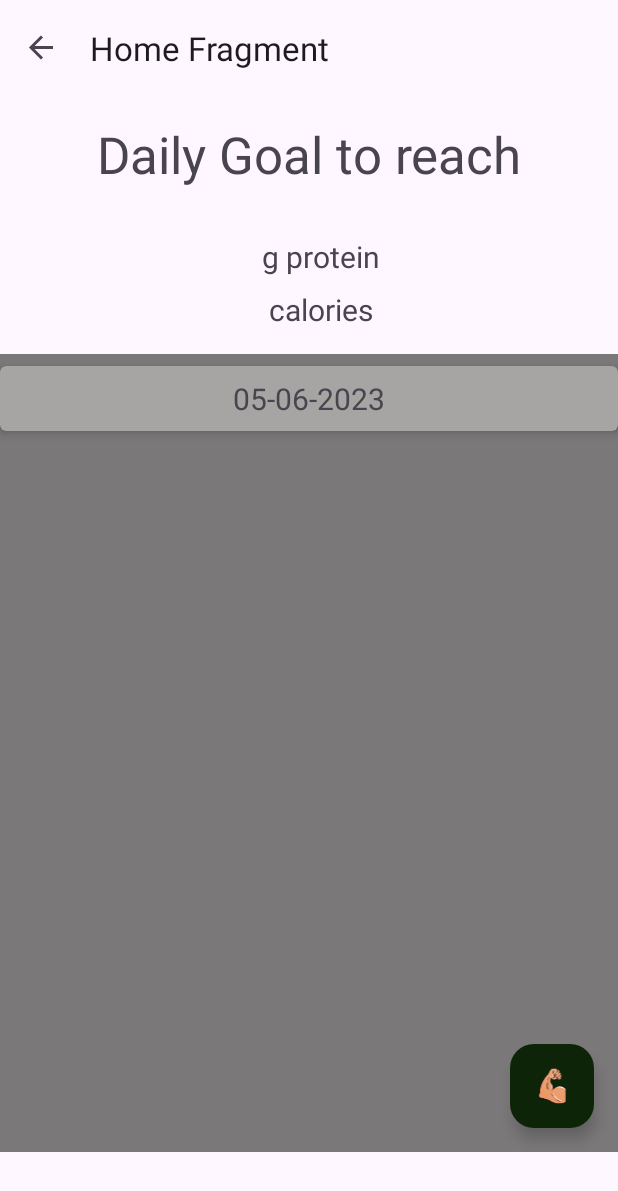
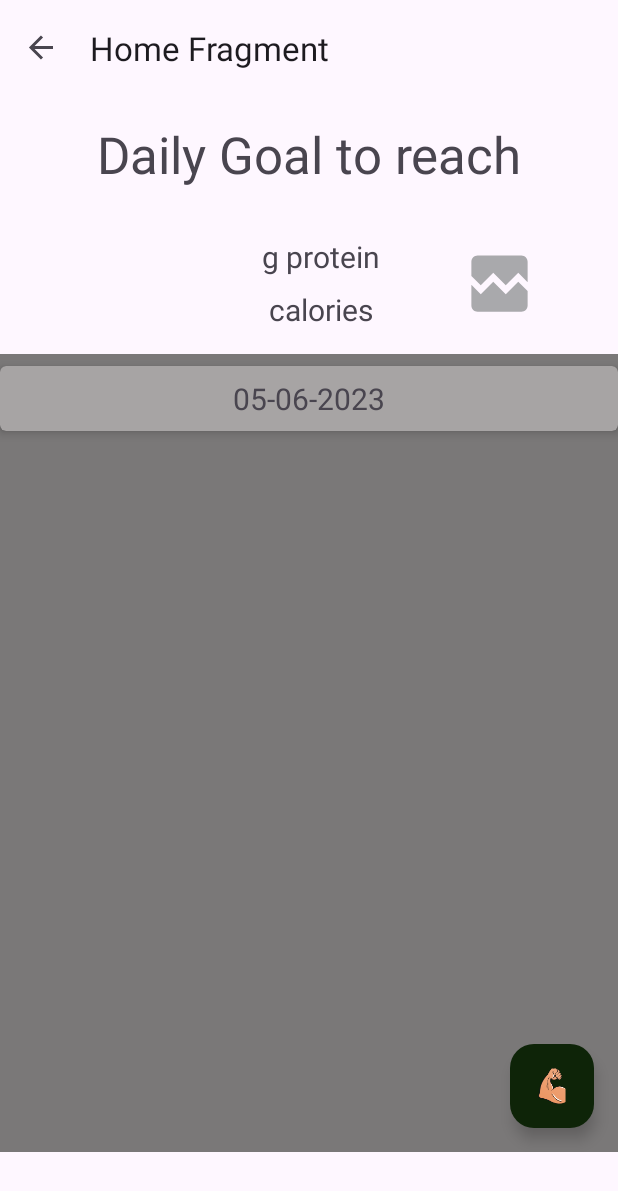
Before and after one commit to ThaneBuhanan/CalorieCounter, an Android app: the HomeFragment screen opened through its navigation route, on a phone screen of 412 x 824 dp. Shown: the top 1191 px of the screen. Run offline under Robolectric (Android 15) with nearby library versions, the phone set to English and light mode, and no system bars; our stand-ins replace Room's generated code, data binding, navigation-ui; pictures from the network do not load; 4 statements that could not run were skipped.

Commit message:
Bitmap image loading added.

```diff
--- a/app/build.gradle
+++ b/app/build.gradle
@@ -61,6 +61,8 @@ dependencies {
 
     implementation "com.google.dagger:dagger:2.40"
 
+    implementation 'com.github.bumptech.glide:glide:4.15.1'
+
     kapt "com.google.dagger:dagger-compiler:2.40"
 
     //Navigation dependencies
--- a/app/src/main/java/com/thanebuhanan/caloriecounter/ui/BindingAdapters.kt
+++ b/app/src/main/java/com/thanebuhanan/caloriecounter/ui/BindingAdapters.kt
@@ -1,9 +1,14 @@
 package com.thanebuhanan.caloriecounter.ui
 
 import android.widget.EditText
+import android.widget.ImageView
 import android.widget.TextView
+import androidx.core.net.toUri
 import androidx.databinding.BindingAdapter
 import androidx.databinding.InverseBindingAdapter
+import com.bumptech.glide.Glide
+import com.bumptech.glide.request.RequestOptions
+import com.thanebuhanan.caloriecounter.R
 
 @BindingAdapter("android:text")
 fun bindIntegerInText(tv: EditText, value: Int) {
@@ -19,3 +24,17 @@ fun getIntegerFromBinding(view: TextView): Int {
     }
     return str.toInt()
 }
+
+@BindingAdapter("imageUrl")
+fun bindImage(imgView: ImageView, imgUrl: String?) {
+    imgUrl?.let {
+        val imgUri = it.toUri().buildUpon().scheme("https").build()
+        Glide.with(imgView.context)
+            .load(imgUri)
+            .apply(
+                RequestOptions()
+                .placeholder(R.drawable.loading_animation)
+                .error(R.drawable.ic_broken_image))
+            .into(imgView)
+    }
+}
--- a/app/src/main/java/com/thanebuhanan/caloriecounter/ui/home/HomeViewModel.kt
+++ b/app/src/main/java/com/thanebuhanan/caloriecounter/ui/home/HomeViewModel.kt
@@ -18,6 +18,7 @@ class HomeViewModel @Inject constructor(private val nutritionDAO: NutritionDao)
     val goalProtein = MutableLiveData<Int>()
     val days = MutableLiveData<List<DayDTO>>()
     val goToDayScreen = MutableLiveData<String?>()
+    val staticUrl = MutableLiveData<String>("https://static.vecteezy.com/system/resources/thumbnails/000/539/724/small/dumbbell_2__28b_w_29.jpg")
 
     init {
         viewModelScope.launch {
--- /dev/null
+++ b/app/src/main/res/drawable/ic_broken_image.xml
@@ -0,0 +1,27 @@
+<!--
+  ~ Copyright 2018, The Android Open Source Project
+  ~
+  ~ Licensed under the Apache License, Version 2.0 (the "License");
+  ~ you may not use this file except in compliance with the License.
+  ~ You may obtain a copy of the License at
+  ~
+  ~     http://www.apache.org/licenses/LICENSE-2.0
+  ~
+  ~ Unless required by applicable law or agreed to in writing, software
+  ~ distributed under the License is distributed on an "AS IS" BASIS,
+  ~ WITHOUT WARRANTIES OR CONDITIONS OF ANY KIND, either express or implied.
+  ~ See the License for the specific language governing permissions and
+  ~ limitations under the License.
+  ~
+  -->
+
+<vector xmlns:android="http://schemas.android.com/apk/res/android"
+    android:width="24dp"
+    android:height="24dp"
+    android:tint="#A9A9AC"
+    android:viewportWidth="24.0"
+    android:viewportHeight="24.0">
+    <path
+        android:fillColor="#FF000000"
+        android:pathData="M21,5v6.59l-3,-3.01 -4,4.01 -4,-4 -4,4 -3,-3.01L3,5c0,-1.1 0.9,-2 2,-2h14c1.1,0 2,0.9 2,2zM18,11.42l3,3.01L21,19c0,1.1 -0.9,2 -2,2L5,21c-1.1,0 -2,-0.9 -2,-2v-6.58l3,2.99 4,-4 4,4 4,-3.99z" />
+</vector>
--- /dev/null
+++ b/app/src/main/res/drawable/loading_animation.xml
@@ -0,0 +1,23 @@
+<?xml version="1.0" encoding="utf-8"?>
+
+<!--
+  ~ Copyright 2018, The Android Open Source Project
+  ~
+  ~ Licensed under the Apache License, Version 2.0 (the "License");
+  ~ you may not use this file except in compliance with the License.
+  ~ You may obtain a copy of the License at
+  ~
+  ~     http://www.apache.org/licenses/LICENSE-2.0
+  ~
+  ~ Unless required by applicable law or agreed to in writing, software
+  ~ distributed under the License is distributed on an "AS IS" BASIS,
+  ~ WITHOUT WARRANTIES OR CONDITIONS OF ANY KIND, either express or implied.
+  ~ See the License for the specific language governing permissions and
+  ~ limitations under the License.
+  ~
+  -->
+
+<animated-rotate xmlns:android="http://schemas.android.com/apk/res/android"
+    android:drawable="@drawable/loading_img"
+    android:pivotX="50%"
+    android:pivotY="50%" />
--- /dev/null
+++ b/app/src/main/res/drawable/loading_img.xml
@@ -0,0 +1,39 @@
+<vector android:height="24dp" android:viewportHeight="72"
+    android:viewportWidth="72" android:width="24dp" xmlns:android="http://schemas.android.com/apk/res/android">
+    <path android:fillColor="#cccccf"
+        android:pathData="M36.06,28.92L36.06,32.18"
+        android:strokeColor="#e7e7e7" android:strokeLineCap="round" android:strokeWidth="1"/>
+    <path android:fillColor="#c8c8cc"
+        android:pathData="M39.45,29.88L37.82,32.71"
+        android:strokeColor="#cacaca" android:strokeLineCap="round" android:strokeWidth="1"/>
+    <path android:fillColor="#bbbbbe"
+        android:pathData="M42.12,32.32L39.3,33.95"
+        android:strokeColor="#cdcdcd" android:strokeLineCap="round" android:strokeWidth="1"/>
+    <path android:fillColor="#b2b2b7"
+        android:pathData="M39.8,35.98L43.06,35.98"
+        android:strokeColor="#cbcbcb" android:strokeLineCap="round" android:strokeWidth="1"/>
+    <path android:fillColor="#d0d0d4"
+        android:pathData="M32.77,29.99L34.4,32.81"
+        android:strokeColor="#ededed" android:strokeLineCap="round" android:strokeWidth="1"/>
+    <path android:fillColor="#949497"
+        android:pathData="M30.1,32.42L32.92,34.05"
+        android:strokeColor="#525252" android:strokeLineCap="round" android:strokeWidth="1"/>
+    <path android:fillColor="#97979b"
+        android:pathData="M32.42,35.98L29.16,35.98"
+        android:strokeColor="#6e6e6e" android:strokeLineCap="round" android:strokeWidth="1"/>
+    <path android:fillColor="#a8a8ac"
+        android:pathData="M36.06,43.08L36.06,39.82"
+        android:strokeColor="#a0a0a0" android:strokeLineCap="round" android:strokeWidth="1"/>
+    <path android:fillColor="#cacaca"
+        android:pathData="M39.7,41.99L38.07,39.16"
+        android:strokeColor="#cacaca" android:strokeLineCap="round" android:strokeWidth="1"/>
+    <path android:fillColor="#b6b6ba"
+        android:pathData="M42.19,39.4L39.37,37.77"
+        android:strokeColor="#ccc" android:strokeLineCap="round" android:strokeWidth="1"/>
+    <path android:fillColor="#a1a1a5"
+        android:pathData="M32.46,41.98L34.09,39.16"
+        android:strokeColor="#909090" android:strokeLineCap="round" android:strokeWidth="1"/>
+    <path android:fillColor="#9d9da0"
+        android:pathData="M29.85,39.4L32.67,37.77"
+        android:strokeColor="#7a7a7a" android:strokeLineCap="round" android:strokeWidth="1"/>
+</vector>
--- a/app/src/main/res/layout/fragment_home.xml
+++ b/app/src/main/res/layout/fragment_home.xml
@@ -14,6 +14,17 @@
         android:layout_width="match_parent"
         android:layout_height="match_parent"
         tools:context=".ui.home.HomeFragment">
+
+        <ImageView
+            app:imageUrl="@{viewModel.staticUrl}"
+            android:id="@+id/dumbbell_image"
+            android:layout_width="50dp"
+            android:layout_height="50dp"
+            app:layout_constraintBottom_toBottomOf="@+id/calories"
+            app:layout_constraintEnd_toEndOf="parent"
+            app:layout_constraintStart_toEndOf="@+id/protein"
+            app:layout_constraintTop_toTopOf="@+id/protein"
+            android:contentDescription="@string/dumbbell" />
 
         <TextView
             android:id="@+id/daily_goal"
--- a/app/src/main/res/values/strings.xml
+++ b/app/src/main/res/values/strings.xml
@@ -25,4 +25,5 @@
     <string name="notification_title">Calorie Counter</string>
     <string name="notification_text">Your goals await!</string>
     <string name="notification_channel_id" translatable="false">calorie_counter_channel</string>
+    <string name="dumbbell">Dumbbell</string>
 </resources>
```
